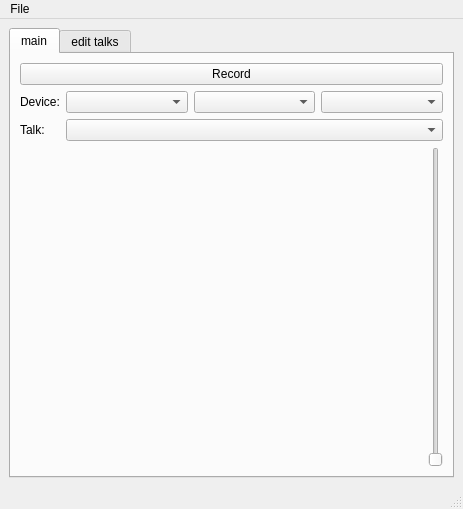
Qt form src/freeseer_ui_qt.ui (Freeseer/freeseer) before a commit.
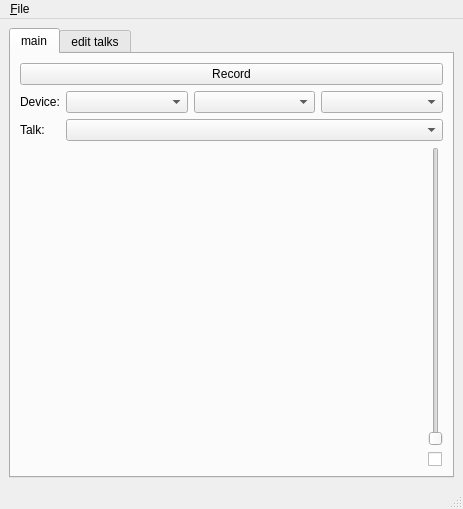
The same form after that commit.

What changed in the file:
```diff
--- a/src/freeseer_ui_qt.ui
+++ b/src/freeseer_ui_qt.ui
@@ -101,17 +101,33 @@
          </layout>
         </item>
         <item>
-         <layout class="QHBoxLayout" name="feedbackLayout">
-          <item>
+         <layout class="QGridLayout" name="gridLayout">
+          <item row="0" column="0" rowspan="2">
            <widget class="QWidget" name="previewWidget" native="true"/>
           </item>
-          <item>
+          <item row="0" column="2">
            <widget class="QSlider" name="audioFeedbackSlider">
             <property name="orientation">
              <enum>Qt::Vertical</enum>
             </property>
            </widget>
           </item>
+          <item row="1" column="2">
+           <widget class="QCheckBox" name="enableAudioFeedbackCheckbox">
+            <property name="maximumSize">
+             <size>
+              <width>25</width>
+              <height>16777215</height>
+             </size>
+            </property>
+            <property name="toolTip">
+             <string>Enable audio feedback (plays back recording audio to speakers)</string>
+            </property>
+            <property name="text">
+             <string/>
+            </property>
+           </widget>
+          </item>
          </layout>
         </item>
        </layout>
@@ -167,13 +183,13 @@
      <height>20</height>
     </rect>
    </property>
-   <widget class="QMenu" name="menuFreeseer">
+   <widget class="QMenu" name="menuFile">
     <property name="title">
-     <string>File</string>
+     <string>&amp;File</string>
     </property>
     <addaction name="actionExit"/>
    </widget>
-   <addaction name="menuFreeseer"/>
+   <addaction name="menuFile"/>
   </widget>
   <widget class="QStatusBar" name="statusbar"/>
   <action name="actionExit">
```
Left out of the diff: 35 changed lines with no effect on the pictures.
